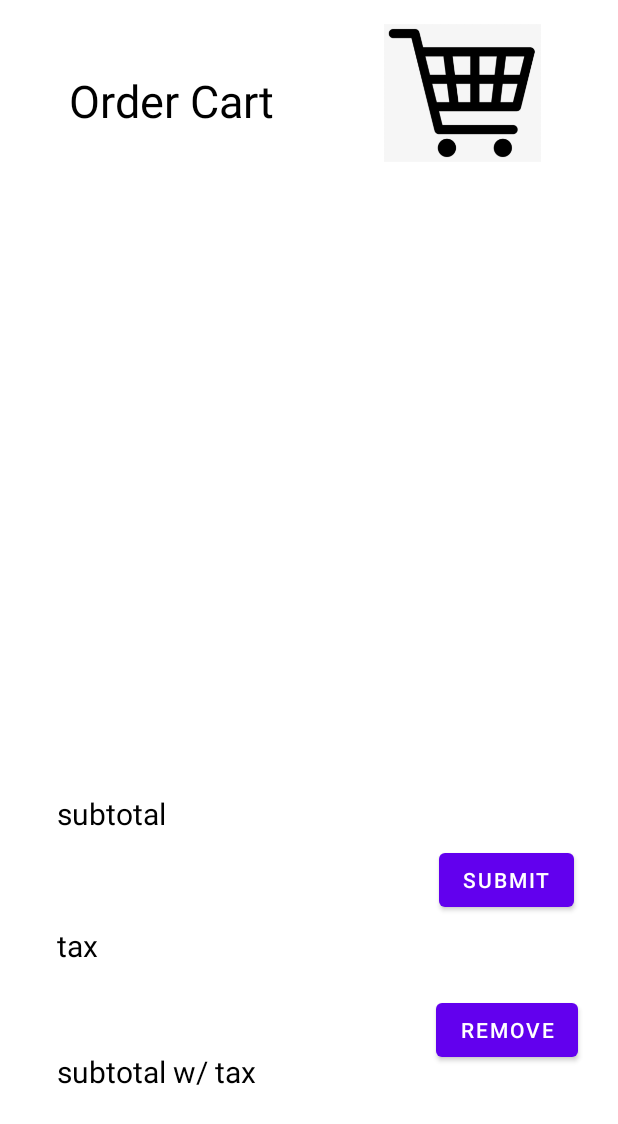
After one commit to SebastianACarrasco/Software-Methodology, an Android app: the layout activity_orderbasket.xml on its own in the app's theme, with its tools: preview values and no code run, on a phone screen of 412 x 824 dp. The commit adds this screen. Shown: the top 1124 px of the screen. Run offline under Robolectric (Android 15) with nearby library versions, the phone set to English and light mode, and no system bars.

Commit message:
worked on store order and basket

```diff
--- /dev/null
+++ b/Project5/app/src/main/res/layout/activity_orderbasket.xml
@@ -0,0 +1,84 @@
+<?xml version="1.0" encoding="utf-8"?>
+<androidx.constraintlayout.widget.ConstraintLayout xmlns:android="http://schemas.android.com/apk/res/android"
+                                                   xmlns:app="http://schemas.android.com/apk/res-auto"
+                                                   xmlns:tools="http://schemas.android.com/tools" android:layout_width="match_parent"
+                                                   android:layout_height="match_parent">
+    <TextView
+            android:text="@string/subtotal"
+            android:layout_width="230dp"
+            android:layout_height="41dp" android:id="@+id/subtotal"
+            app:layout_constraintStart_toStartOf="parent"
+            android:layout_marginStart="57dp" app:layout_constraintBottom_toBottomOf="parent"
+            android:layout_marginBottom="208dp" android:layout_marginEnd="296dp"
+            app:layout_constraintEnd_toEndOf="parent" app:layout_constraintHorizontal_bias="0.116"
+            android:textSize="20sp" android:textColor="#000000" app:layout_constraintTop_toTopOf="parent"
+            android:layout_marginTop="482dp"/>
+    <TextView
+            android:text="@string/tax"
+            android:layout_width="230dp"
+            android:layout_height="41dp" android:id="@+id/tax"
+            android:layout_marginTop="37dp"
+            app:layout_constraintTop_toBottomOf="@+id/subtotal" app:layout_constraintStart_toStartOf="parent"
+            android:layout_marginStart="79dp" app:layout_constraintBottom_toBottomOf="parent"
+            android:layout_marginBottom="152dp" android:layout_marginEnd="313dp"
+            android:textSize="20sp" android:textColor="#000000"
+            app:layout_constraintEnd_toEndOf="parent" app:layout_constraintHorizontal_bias="0.199"
+            app:layout_constraintVertical_bias="0.409"/>
+    <TextView
+            android:text="@string/subtotalTaxed"
+            android:layout_width="230dp"
+            android:layout_height="41dp" android:id="@+id/totalWithTax"
+            android:layout_marginTop="40dp"
+            app:layout_constraintTop_toBottomOf="@+id/tax" android:layout_marginEnd="241dp"
+            app:layout_constraintEnd_toEndOf="parent" app:layout_constraintBottom_toBottomOf="parent"
+            android:layout_marginBottom="79dp" app:layout_constraintStart_toStartOf="parent"
+            android:layout_marginStart="77dp"
+            android:textSize="20sp" android:textColor="#000000" app:layout_constraintHorizontal_bias="0.291"
+            app:layout_constraintVertical_bias="0.454"/>
+    <Button
+            android:text="@string/submitOrder"
+            android:layout_width="wrap_content"
+            android:layout_height="wrap_content" android:id="@+id/submitOrder"
+            app:layout_constraintTop_toTopOf="parent"
+            android:layout_marginTop="516dp" android:layout_marginStart="22dp"
+            app:layout_constraintStart_toEndOf="@+id/subtotal" app:layout_constraintBottom_toBottomOf="parent"
+            android:layout_marginBottom="167dp" android:layout_marginEnd="27dp"
+            app:layout_constraintEnd_toEndOf="parent"/>
+    <Button
+            android:text="@string/removeItem"
+            android:layout_width="wrap_content"
+            android:layout_height="wrap_content" android:id="@+id/removeItem"
+            android:layout_marginTop="28dp"
+            app:layout_constraintTop_toBottomOf="@+id/submitOrder" app:layout_constraintBottom_toBottomOf="parent"
+            android:layout_marginBottom="90dp" android:layout_marginEnd="27dp"
+            app:layout_constraintEnd_toEndOf="parent" android:layout_marginStart="23dp"
+            app:layout_constraintStart_toEndOf="@+id/totalWithTax"/>
+    <ListView
+            android:layout_width="324dp"
+            android:layout_height="293dp"
+            app:layout_constraintStart_toStartOf="parent"
+            android:layout_marginStart="45dp" android:layout_marginEnd="42dp"
+            app:layout_constraintEnd_toEndOf="parent" android:layout_marginBottom="79dp"
+            app:layout_constraintBottom_toTopOf="@+id/subtotal" android:id="@+id/listViewOrder"
+            app:layout_constraintTop_toTopOf="parent" android:layout_marginTop="110dp"/>
+    <TextView
+            android:text="@string/orderBasketTitle"
+            android:layout_width="230dp"
+            android:layout_height="41dp" android:id="@+id/orderBasketTitle"
+            app:layout_constraintTop_toTopOf="parent"
+            android:layout_marginTop="46dp" android:layout_marginBottom="45dp"
+            app:layout_constraintBottom_toTopOf="@+id/listViewOrder" android:layout_marginEnd="177dp"
+            app:layout_constraintEnd_toEndOf="parent" app:layout_constraintStart_toStartOf="parent"
+            android:layout_marginStart="176dp"
+            android:textSize="30sp" android:textColor="#000000" app:layout_constraintHorizontal_bias="0.761"/>
+    <ImageView
+            android:layout_width="123dp"
+            android:layout_height="92dp" app:srcCompat="@drawable/cartimage" android:id="@+id/carView"
+            app:layout_constraintTop_toTopOf="parent"
+            android:layout_marginTop="16dp" android:layout_marginEnd="42dp" app:layout_constraintEnd_toEndOf="parent"
+            app:layout_constraintBottom_toTopOf="@+id/listViewOrder"
+            app:layout_constraintStart_toEndOf="@+id/listViewOrder" app:layout_constraintHorizontal_bias="1.0"
+            app:layout_constraintVertical_bias="0.0"/>
+
+
+</androidx.constraintlayout.widget.ConstraintLayout>
--- a/Project5/app/src/main/res/values/strings.xml
+++ b/Project5/app/src/main/res/values/strings.xml
@@ -9,4 +9,12 @@
     <string name="basket">TODO</string>
     <string name="storeOrders">Store Orders</string>
     <string name="list">list</string>
+    <string name="subtotal">subtotal</string>
+    <string name="tax">tax</string>
+    <string name="subtotalTaxed">subtotal w/ tax</string>
+    <string name="submitOrder">Submit</string>
+    <string name="removeItem">Remove</string>
+    <string name="orderBasketTitle">Order Cart</string>
+    <string name="storeOrderTitle">Store Orders</string>
+    <string name="cancelStoreOrder">Cancel Order</string>
 </resources>
```
Also changed, not shown: Project5/app/src/main/java/com/example/project5/MainActivity.java (+32 -0 lines), Project5/app/src/main/java/com/example/project5/orderBasketActivity.java (added, +12 -0 lines), Project5/app/src/main/java/com/example/project5/storeOrderActivity.java (added, +12 -0 lines), Project5/app/src/main/res/layout/activity_storeorders.xml (added, +33 -0 lines).
